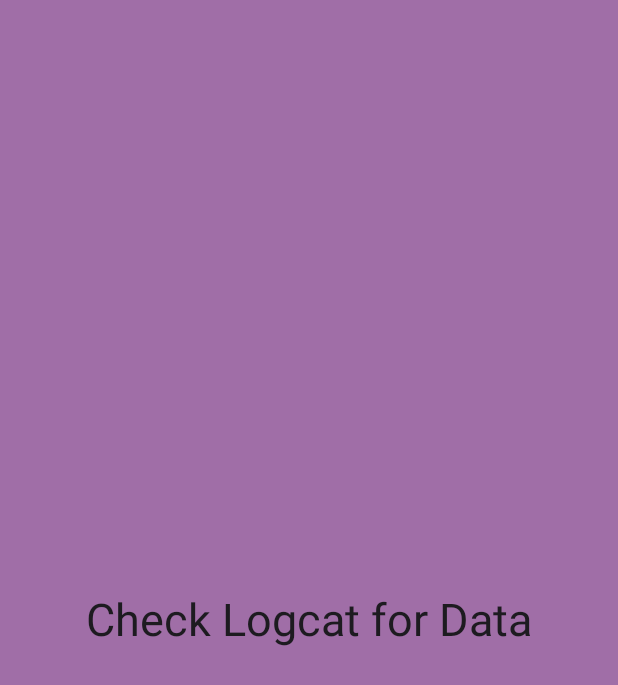
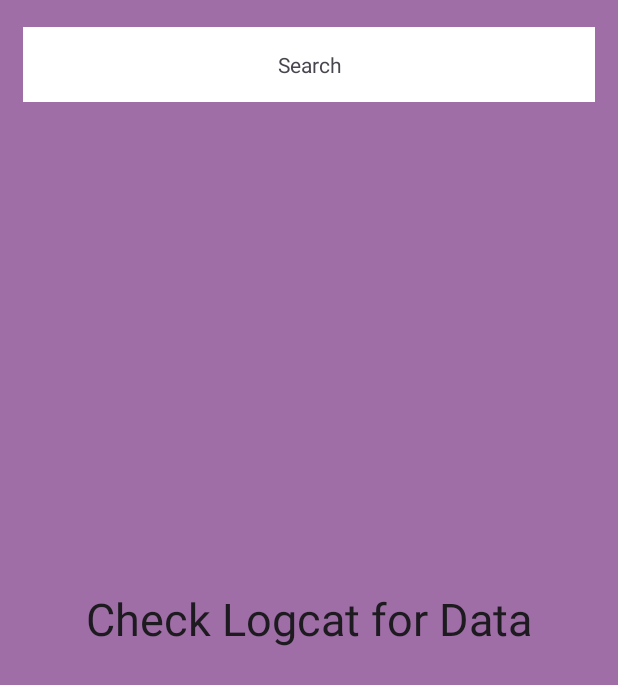
Before and after one commit to ashucoder1/RetrofitMVVM-App, an Android app: the screen it shows after launch (MainActivity), on a phone screen of 412 x 824 dp. Shown: the top 685 px of the screen. Run offline under Robolectric (Android 15) with nearby library versions, the phone set to English and light mode, and no system bars; our stand-ins replace Room's generated code; network calls fail; 1 statement that could not run was skipped.

```diff
--- a/app/src/main/res/layout/activity_main.xml
+++ b/app/src/main/res/layout/activity_main.xml
@@ -4,20 +4,37 @@
     xmlns:tools="http://schemas.android.com/tools"
     android:layout_width="match_parent"
     android:layout_height="match_parent"
-    tools:context=".MainActivity"
     android:background="#C282448C"
-    >
+    tools:context=".MainActivity">
+
+    <TextView
+        android:layout_width="match_parent"
+        android:layout_height="50dp"
+        android:layout_margin="15dp"
+        android:background="@color/white"
+        android:gravity="center"
+        android:padding="15dp"
+        android:text="Search"
+        app:layout_constraintBottom_toBottomOf="parent"
+        app:layout_constraintEnd_toEndOf="parent"
+        app:layout_constraintHorizontal_bias="0.482"
+        app:layout_constraintStart_toStartOf="parent"
+        app:layout_constraintTop_toTopOf="parent"
+        app:layout_constraintVertical_bias="0.004">
+
+    </TextView>
 
     <TextView
         android:id="@+id/textview"
+        style="@style/CardView.Light"
         android:layout_width="wrap_content"
         android:layout_height="wrap_content"
         android:text="Check Logcat for Data"
-        style="@style/CardView.Light"
         android:textSize="30dp"
         app:layout_constraintBottom_toBottomOf="parent"
         app:layout_constraintEnd_toEndOf="parent"
         app:layout_constraintStart_toStartOf="parent"
         app:layout_constraintTop_toTopOf="parent" />
 
+
 </androidx.constraintlayout.widget.ConstraintLayout>
```
